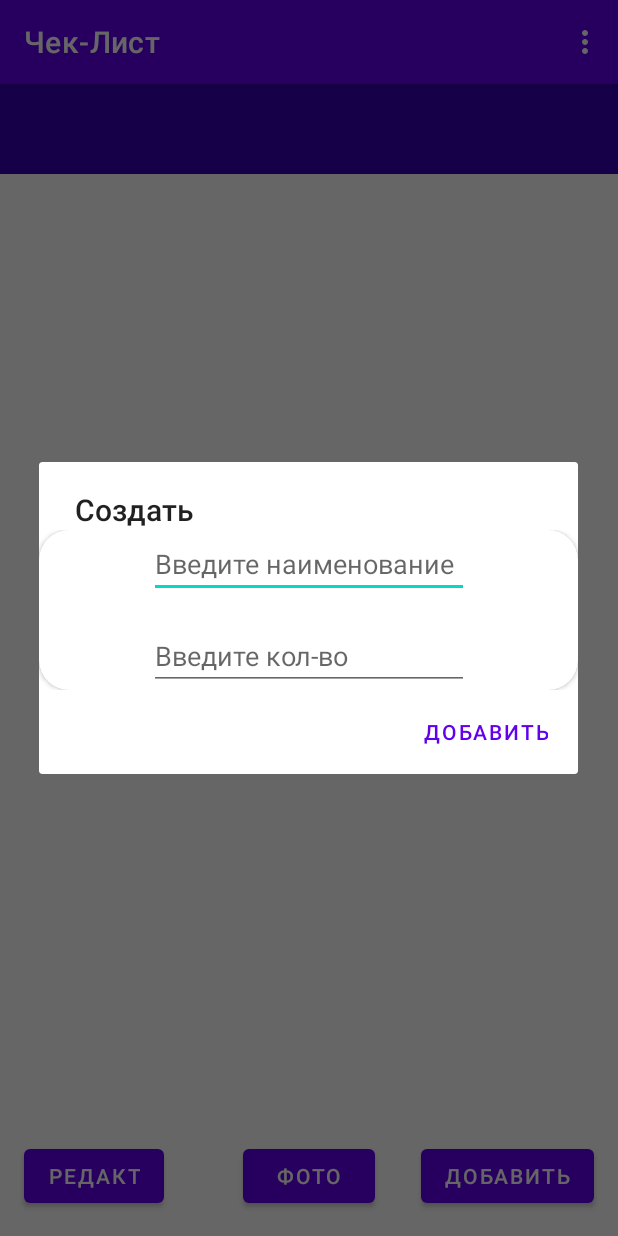
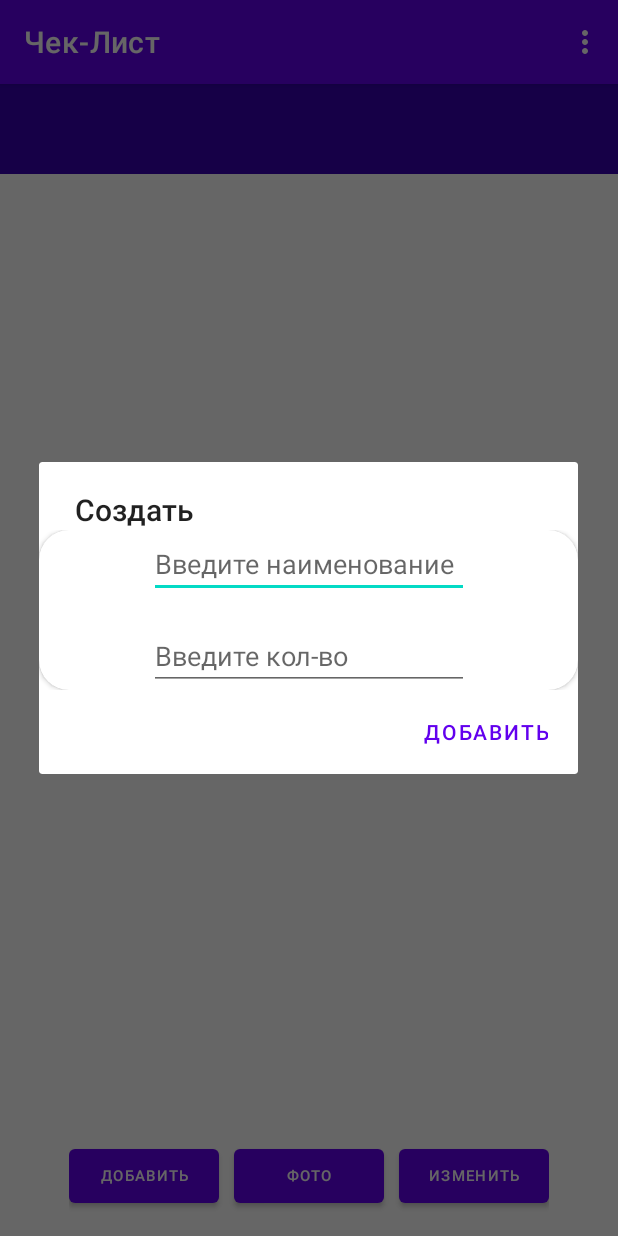
Before and after one commit to SecondAttempt-GH/checklist, an Android app: the screen it shows after launch (MainActivity), after a tap on "ДОБАВИТЬ", on a phone screen of 412 x 824 dp. Run offline under Robolectric (Android 15) with nearby library versions, the phone set to English and light mode, and no system bars.

Commit message:
Исправлен интерфейс

```diff
--- a/Proverka/app/src/main/res/layout/activity_main.xml
+++ b/Proverka/app/src/main/res/layout/activity_main.xml
@@ -24,34 +24,49 @@
         android:layout_marginBottom="16dp"
         />
 
+    <GridLayout
+        android:layout_width="wrap_content"
+        android:layout_height="match_parent"
+        android:orientation="horizontal"
+        app:layout_constraintEnd_toEndOf="parent"
+        app:layout_constraintStart_toStartOf="parent">
+
         <Button
             android:id="@+id/addButton"
-        android:layout_width="wrap_content"
+            android:layout_width="100dp"
             android:layout_height="wrap_content"
-        android:layout_marginBottom="16dp"
-        app:layout_constraintBottom_toBottomOf="parent"
-        app:layout_constraintEnd_toEndOf="parent"
-        android:layout_marginEnd="16dp"
-        android:text="добавить" />
+            android:layout_row="2"
+            android:layout_column="0"
+            android:text="добавить"
+            android:textSize="10sp"
+            app:layout_constraintStart_toEndOf="@+id/fotobutton"
+            tools:layout_editor_absoluteY="667dp" />
 
         <Button
             android:id="@+id/fotobutton"
-        android:layout_width="wrap_content"
+            android:layout_width="100dp"
             android:layout_height="wrap_content"
+            android:layout_row="2"
+            android:layout_column="1"
             android:layout_marginBottom="16dp"
+            android:layout_marginLeft="10dp"
+            android:layout_marginRight="10dp"
             android:text="Фото"
+            android:textSize="10sp"
             app:layout_constraintBottom_toBottomOf="parent"
-        app:layout_constraintStart_toStartOf="parent"
-        app:layout_constraintEnd_toEndOf="parent"/>
+            tools:layout_editor_absoluteX="155dp" />
 
         <Button
             android:id="@+id/editbutton"
-        android:layout_width="wrap_content"
+            android:layout_width="100dp"
             android:layout_height="wrap_content"
-        android:text="Редакт"
-        app:layout_constraintTop_toTopOf="@id/fotobutton"
-        app:layout_constraintStart_toStartOf="parent"
-        android:layout_marginStart="16dp"
-        />
+            android:layout_row="2"
+            android:layout_column="3"
+            android:text="Изменить"
+            android:textSize="10sp"
+            tools:layout_editor_absoluteX="55dp"
+            tools:layout_editor_absoluteY="667dp" />
+
+    </GridLayout>
 
 </androidx.constraintlayout.widget.ConstraintLayout>
```
Lines whose indentation alone changed are shown as unchanged.
